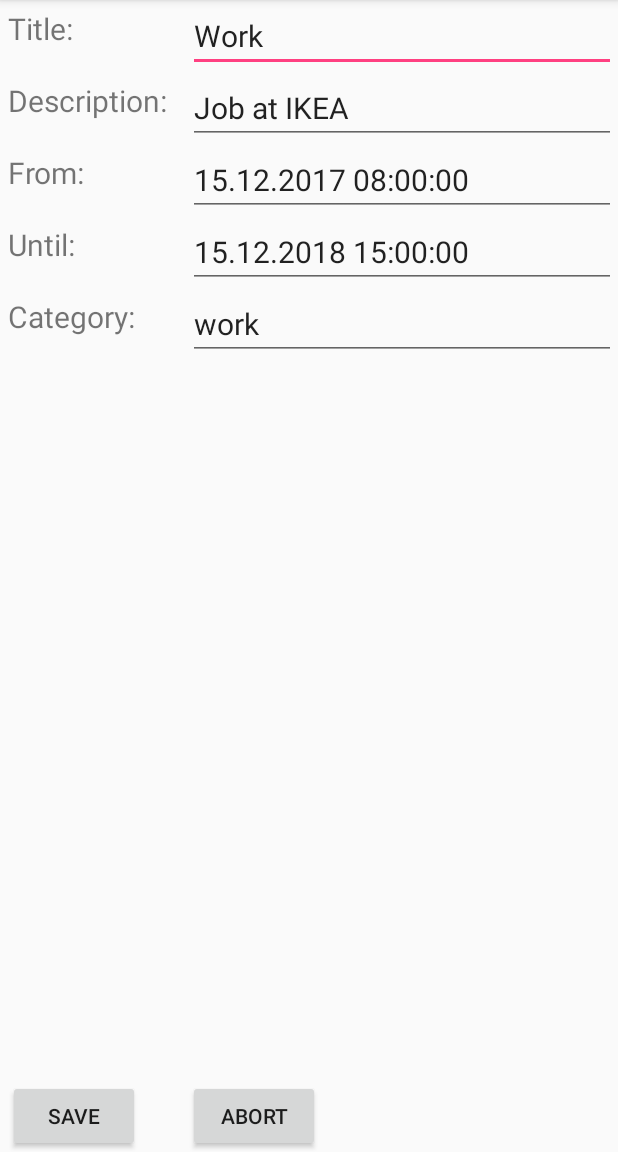
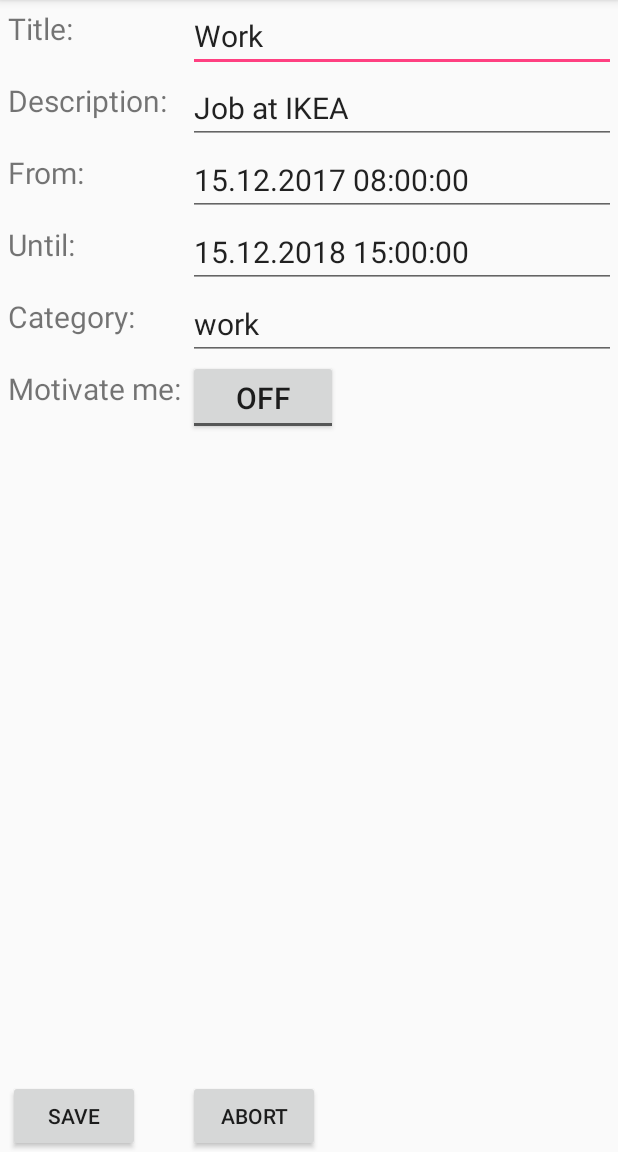
Before and after one commit to wsdt/SurviveTheDay, an Android app: the ModifyCountdownActivity screen opened directly, with no data from a screen before it, on a phone screen of 412 x 824 dp, the part 84-1236 px from its top. Run offline under Robolectric (Android 15) with nearby library versions, the phone set to English and light mode, and no system bars.

```diff
--- a/app/src/main/java/kevkevin/wsdt/tagueberstehen/ModifyCountdownActivity.java
+++ b/app/src/main/java/kevkevin/wsdt/tagueberstehen/ModifyCountdownActivity.java
@@ -5,6 +5,7 @@ import android.os.Bundle;
 import android.util.Log;
 import android.view.View;
 import android.widget.TextView;
+import android.widget.ToggleButton;
 
 import kevkevin.wsdt.tagueberstehen.classes.Countdown;
 import kevkevin.wsdt.tagueberstehen.classes.StorageMgr.InternalStorageMgr;
@@ -56,6 +57,7 @@ public class ModifyCountdownActivity extends AppCompatActivity {
         this.setStartDateTime(((TextView) findViewById(R.id.startDateTimeValue)).getText().toString());
         this.setUntilDateTime(((TextView) findViewById(R.id.untilDateTimeValue)).getText().toString());
         this.setCategory(((TextView) findViewById(R.id.categoryValue)).getText().toString());
+        this.setActive(((ToggleButton) findViewById(R.id.isActive)).isChecked());
     }
 
     //GETTER/SETTER -----------------------------------------------------
--- a/app/src/main/res/layout/activity_modify_countdown.xml
+++ b/app/src/main/res/layout/activity_modify_countdown.xml
@@ -90,6 +90,22 @@
         android:layout_width="match_parent"
         android:inputType="numberDecimal"
         android:text="work" />
+    <!-- isActive -->
+    <TextView
+        android:layout_gravity="start|top"
+        android:layout_width="120dp"
+        style="@style/textForForm"
+        android:layout_marginTop="5dp"
+        android:text="Motivate me: "/>
+
+    <ToggleButton
+        android:id="@+id/isActive"
+        style="@style/textForForm"
+        android:layout_width="100dp"
+        android:layout_height="50dp"
+        android:layout_gravity="start|top"
+        android:hint="Should countdown also be added in service?"
+        android:text="Motivate me" />
     <Button
         android:id="@+id/saveCountdown"
         android:text="Save"
```
Also changed, not shown: app/src/main/java/kevkevin/wsdt/tagueberstehen/CountdownActivity.java (+0 -7 lines), app/src/main/java/kevkevin/wsdt/tagueberstehen/MainActivity.java (+4 -3 lines), app/src/main/java/kevkevin/wsdt/tagueberstehen/classes/NotificationService.java (+19 -16 lines), app/src/main/java/kevkevin/wsdt/tagueberstehen/classes/StorageMgr/InternalStorageMgr.java (+7 -48 lines).
